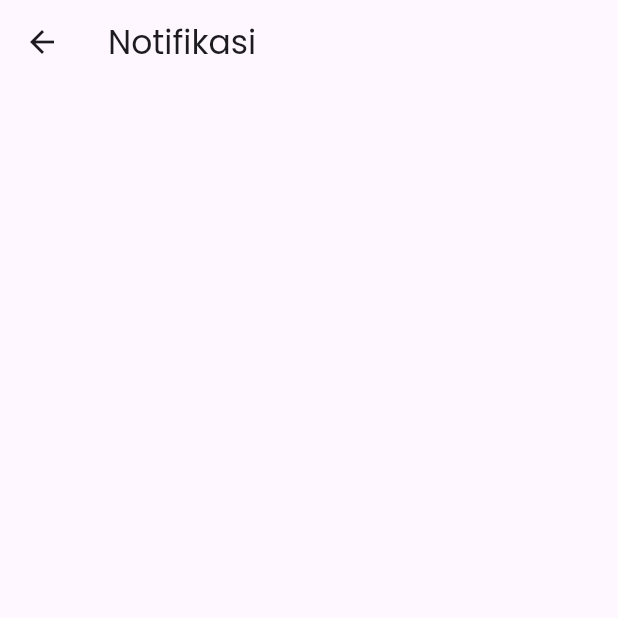
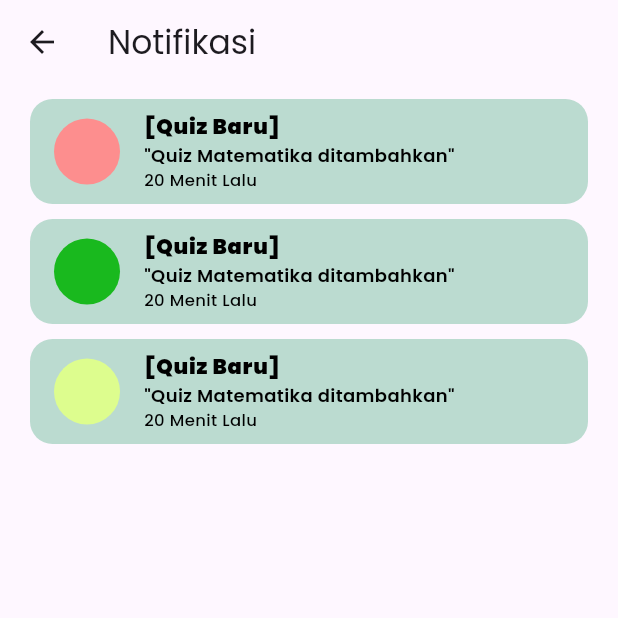
Before and after one commit to Itzfebry/elearning-ui, a Flutter app: the NotifSiswa screen opened directly, on a phone screen of 412 x 824 dp, the top half of it. Run offline on Flutter 3.47's test engine with Material 3 defaults, Android fonts, the phone set to English and light mode, and no system bars; our stand-ins replace flutter_dotenv, flutter_secure_storage, get, google_fonts, shared_preferences; accounts and stored records are empty.

Commit message:
main: add notifikasi & widget text

```diff
--- a/lib/routes/app_pages.dart
+++ b/lib/routes/app_pages.dart
@@ -8,6 +8,7 @@ import 'package:ui/views/common/welcome_page.dart';
 import 'package:ui/views/common/selection_page.dart';
 import 'package:ui/views/guru/guruDashboard.dart';
 import 'package:ui/views/siswa/matapelajaran/mata_pelajaran.dart';
+import 'package:ui/views/siswa/notifikasi.dart';
 import 'package:ui/views/siswa/siswaDashboard.dart';
 import 'package:ui/bindings/auth_binding.dart'; // Import AuthBinding
 import 'app_routes.dart';
@@ -29,6 +30,12 @@ class AppPages {
       binding: AuthBinding(), // Binding for AuthController
     ),
     GetPage(
+      name: AppRoutes.notifikasiSiswa,
+      page: () => const NotifSiswa(),
+      middlewares: [AuthMiddleware()], // AuthMiddleware for siswaDashboard
+      // binding: AuthBinding(),
+    ),
+    GetPage(
       name: AppRoutes.guruDashboard,
       page: () => const GuruDashboardPage(),
       middlewares: [AuthMiddleware()], // AuthMiddleware for guruDashboard
--- a/lib/routes/app_routes.dart
+++ b/lib/routes/app_routes.dart
@@ -1,11 +1,16 @@
 class AppRoutes {
+  // Siswa
+  static const String siswaDashboard = "/siswa-dashboard";
+  static const String kelasmatapelajarans = '/kelas-matapelajaran';
+  static const String mataPelajaran = "/mata-pelajaran";
+  static const String notifikasiSiswa = '/notifikasi-siswa';
+  // Guru
+  static const String guruDashboard = "/guru-dashboard";
+  // Admin
+  static const String adminDashboard = "/admin-dashboard";
+  //
   static const String welcome = "/welcome";
   static const String selection = "/selection";
   static const String login = "/login";
-  static const String siswaDashboard = "/siswa-dashboard";
-  static const String guruDashboard = "/guru-dashboard";
-  static const String adminDashboard = "/admin-dashboard";
   static const String splash = "/splash";
-  static const String mataPelajaran = "/mata-pelajaran";
-  static const String kelasmatapelajarans = '/kelas-matapelajaran';
 }
--- a/lib/views/siswa/notifikasi.dart
+++ b/lib/views/siswa/notifikasi.dart
@@ -1,4 +1,5 @@
 import 'package:flutter/material.dart';
+import 'package:ui/widgets/my_text.dart';
 
 class NotifSiswa extends StatelessWidget {
   const NotifSiswa({super.key});
@@ -7,7 +8,56 @@ class NotifSiswa extends StatelessWidget {
   Widget build(BuildContext context) {
     return Scaffold(
       appBar: AppBar(title: const Text("Notifikasi")),
+      body: Padding(
+        padding: const EdgeInsets.symmetric(horizontal: 20),
+        child: Column(
+          children: [
+            cards(type: "quiz"),
+            cards(type: "materi"),
+            cards(type: "tugas"),
+          ],
+        ),
+      ),
+    );
+  }
 
+  Container cards({required String type}) {
+    return Container(
+      margin: const EdgeInsets.only(top: 10),
+      decoration: BoxDecoration(
+        color: const Color(0xFFBBDBD0),
+        borderRadius: BorderRadius.circular(15),
+      ),
+      child: ListTile(
+        leading: CircleAvatar(
+          radius: 22,
+          backgroundColor: type == "quiz"
+              ? const Color(0xFFFD8E8E)
+              : type == "materi"
+                  ? const Color(0xFF19B91E)
+                  : const Color(0xFFDDFD8E),
+        ),
+        title: const MyText(
+            text: "[Quiz Baru]",
+            fontSize: 14,
+            color: Colors.black,
+            fontWeight: FontWeight.w900),
+        subtitle: const Column(
+          crossAxisAlignment: CrossAxisAlignment.start,
+          children: [
+            MyText(
+                text: '"Quiz Matematika ditambahkan"',
+                fontSize: 12,
+                color: Colors.black,
+                fontWeight: FontWeight.w600),
+            MyText(
+                text: '20 Menit Lalu',
+                fontSize: 11,
+                color: Colors.black,
+                fontWeight: FontWeight.w500),
+          ],
+        ),
+      ),
     );
   }
 }
--- /dev/null
+++ b/lib/widgets/my_text.dart
@@ -0,0 +1,27 @@
+import 'package:flutter/material.dart';
+
+class MyText extends StatelessWidget {
+  final String text;
+  final double fontSize;
+  final Color color;
+  final FontWeight fontWeight;
+  const MyText({
+    super.key,
+    required this.text,
+    required this.fontSize,
+    required this.color,
+    required this.fontWeight,
+  });
+
+  @override
+  Widget build(BuildContext context) {
+    return Text(
+      text,
+      style: TextStyle(
+        fontWeight: fontWeight,
+        fontSize: fontSize,
+        color: color,
+      ),
+    );
+  }
+}
```
Also changed, not shown: lib/views/siswa/matapelajaran/mata_pelajaran.dart (+25 -10 lines), lib/views/siswa/siswaDashboard.dart (+10 -4 lines), lib/views/siswa/tugas/tugas.dart (+123 -122 lines).
